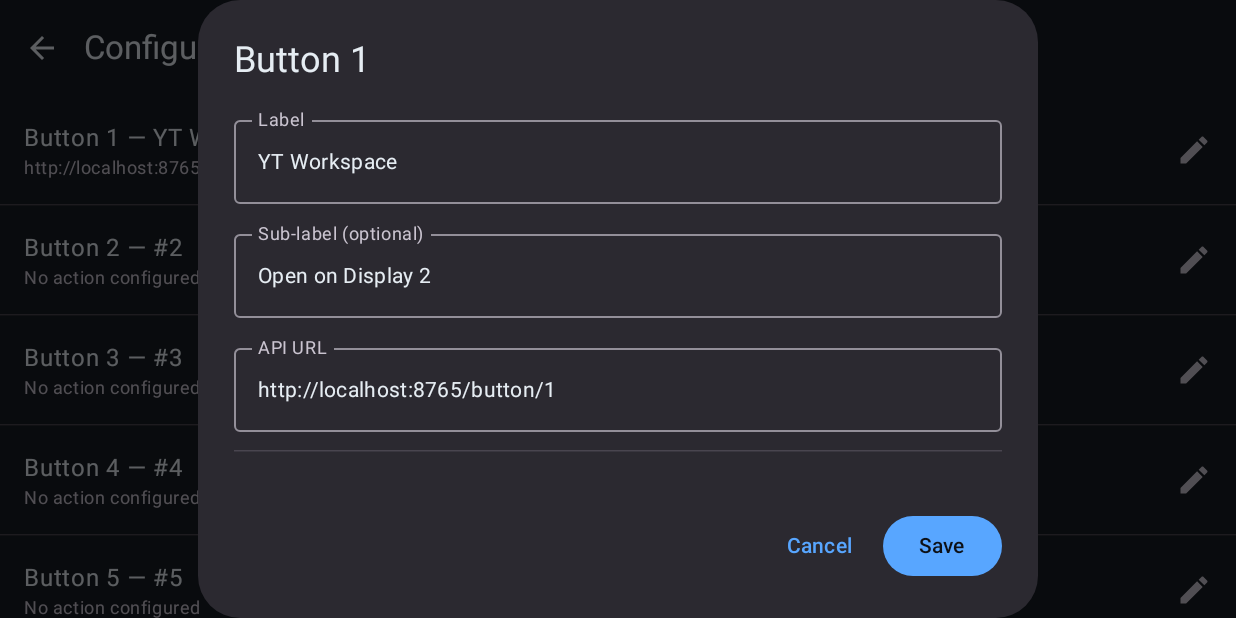
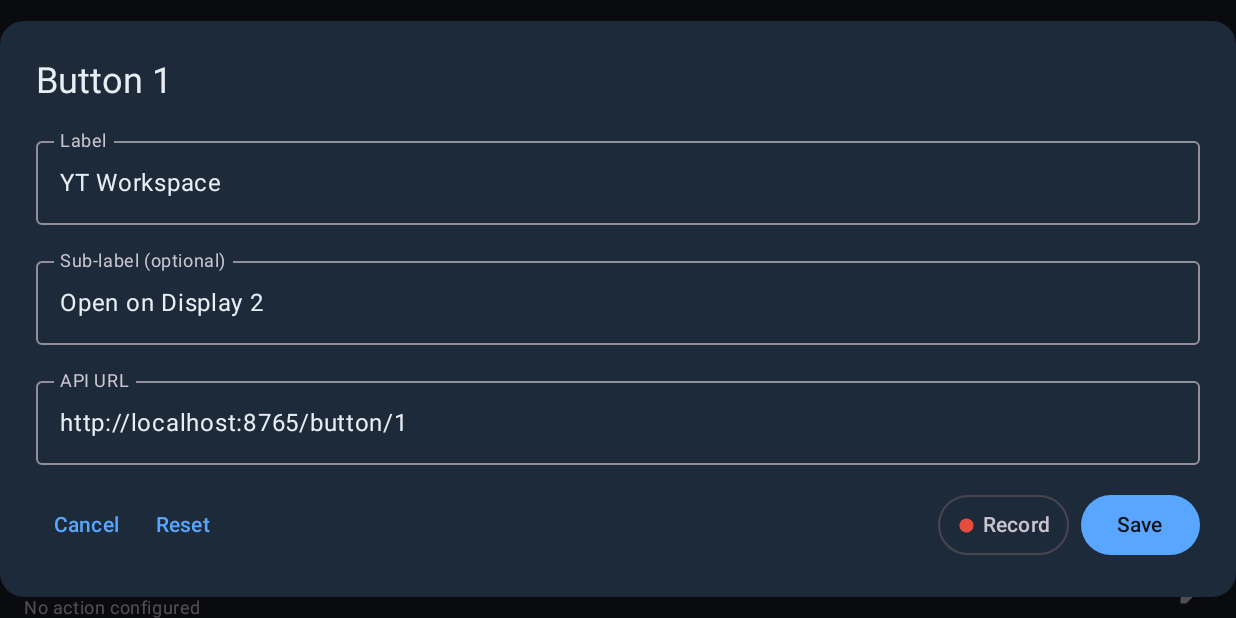
Before and after one commit to Diatoms-AI/myStreamDeck, an Android app built with Jetpack Compose: the screen it shows after launch (MainActivity), after a tap on an icon or button, on a phone screen of 824 x 412 dp (held sideways). Run offline under Robolectric (Android 15) with nearby library versions, the phone set to English and light mode, and no system bars; 1 other tap on this screen came first.

Commit message:
Add macro recorder UI to settings dialog and tray recording status
Settings dialog (MacroConfigScreen):
- Replace AlertDialog with custom Dialog for full 4-button layout
- Cancel / Reset / Record / Save buttons in edit mode
- Record starts session; dialog switches to blinking indicator + Done
- Done auto-saves button (URL set to server endpoint) and closes dialog
- Reset clears label/subLabel/apiUrl to defaults

Tray (tray.pyw):
- Add UTF-8 encoding declaration (fixes crash on Unicode tooltip chars)
- Remove button submenu and Stop Recording item — phone owns recording
- Add single Record status item: greyed when idle, lit when phone records
- Poll /record/status every 3s in _watch thread to sync with phone
- Call icon.update_menu() in _refresh() so Win32 menu actually rebuilds

Also includes button15.json (recorded macro — virtual desktop switching
unreliable in replay; button15.ps1 PS1 script to follow next session)

Co-Authored-By: Claude Sonnet 4.6 <noreply@anthropic.com>

```diff
--- a/app/src/main/java/com/diatoms/mystreamdeck/ui/MacroConfigScreen.kt
+++ b/app/src/main/java/com/diatoms/mystreamdeck/ui/MacroConfigScreen.kt
@@ -20,9 +20,8 @@ import androidx.compose.ui.Alignment
 import androidx.compose.ui.Modifier
 import androidx.compose.ui.draw.clip
 import androidx.compose.ui.graphics.Color
-import androidx.compose.ui.text.font.FontWeight
 import androidx.compose.ui.unit.dp
-import androidx.compose.ui.unit.sp
+import androidx.compose.ui.window.Dialog
 import com.diatoms.mystreamdeck.model.MacroButton
 import kotlinx.coroutines.Dispatchers
 import kotlinx.coroutines.delay
@@ -33,7 +32,7 @@ import java.net.URL
 
 private const val SERVER = "http://localhost:8765"
 
-private enum class RecordState { IDLE, RECORDING, DONE }
+private enum class RecordState { IDLE, RECORDING }
 
 @OptIn(ExperimentalMaterial3Api::class)
 @Composable
@@ -91,13 +90,12 @@ private fun EditMacroDialog(
     onSave: (MacroButton) -> Unit,
     onDismiss: () -> Unit,
 ) {
-    var label    by remember { mutableStateOf(button.label) }
-    var subLabel by remember { mutableStateOf(button.subLabel ?: "") }
-    var apiUrl   by remember { mutableStateOf(button.apiUrl) }
-
-    var recordState  by remember { mutableStateOf(RecordState.IDLE) }
-    var eventCount   by remember { mutableStateOf(0) }
-    var statusMsg    by remember { mutableStateOf("") }
+    var label       by remember { mutableStateOf(button.label) }
+    var subLabel    by remember { mutableStateOf(button.subLabel ?: "") }
+    var apiUrl      by remember { mutableStateOf(button.apiUrl) }
+    var recordState by remember { mutableStateOf(RecordState.IDLE) }
+    var eventCount  by remember { mutableStateOf(0) }
+    var statusMsg   by remember { mutableStateOf("") }
     val scope = rememberCoroutineScope()
 
     // Poll /record/status every second while recording
@@ -143,15 +141,14 @@ private fun EditMacroDialog(
                 val conn = URL("$SERVER/record/stop").openConnection() as HttpURLConnection
                 conn.requestMethod = "POST"
                 conn.connectTimeout = 3000; conn.readTimeout = 3000
-                val body = conn.inputStream.bufferedReader().readText()
-                val count = Regex(""""eventCount"\s*:\s*(\d+)""")
-                    .find(body)?.groupValues?.get(1)?.toIntOrNull() ?: 0
+                conn.responseCode
                 withContext(Dispatchers.Main) {
-                    eventCount = count
-                    recordState = RecordState.DONE
-                    // Auto-set URL so button press triggers playback
-                    apiUrl = "$SERVER/button/${button.id}"
-                    statusMsg = "$count events recorded"
+                    // Auto-save: update the button's URL and close the dialog
+                    onSave(button.copy(
+                        label    = label.ifBlank { button.label },
+                        subLabel = subLabel.ifBlank { null },
+                        apiUrl   = "$SERVER/button/${button.id}"
+                    ))
                 }
             } catch (e: Exception) {
                 withContext(Dispatchers.Main) {
@@ -162,16 +159,51 @@ private fun EditMacroDialog(
         }
     }
 
-    AlertDialog(
-        onDismissRequest = {
+    fun resetFields() {
+        label       = "#${button.id}"
+        subLabel    = ""
+        apiUrl      = ""
+        recordState = RecordState.IDLE
+        statusMsg   = ""
+        eventCount  = 0
+    }
+
+    Dialog(onDismissRequest = {
         if (recordState == RecordState.RECORDING) stopRecording()
-            onDismiss()
-        },
-        title = { Text("Button ${button.id}") },
-        text = {
-            Column(verticalArrangement = Arrangement.spacedBy(12.dp)) {
+        else onDismiss()
+    }) {
+        Surface(
+            shape = MaterialTheme.shapes.large,
+            tonalElevation = 6.dp,
+            modifier = Modifier.fillMaxWidth()
+        ) {
+            Column(
+                modifier = Modifier.padding(24.dp),
+                verticalArrangement = Arrangement.spacedBy(16.dp)
+            ) {
+                Text("Button ${button.id}", style = MaterialTheme.typography.headlineSmall)
 
-                // ── Label fields ──────────────────────────────────────
+                if (recordState == RecordState.RECORDING) {
+                    // ── Recording mode ────────────────────────────────
+                    RecordingIndicator(eventCount = eventCount)
+
+                    Text(
+                        "Perform your actions on the PC.\nThis screen is not recorded.",
+                        style = MaterialTheme.typography.bodySmall,
+                        color = MaterialTheme.colorScheme.onSurfaceVariant
+                    )
+
+                    Button(
+                        onClick = ::stopRecording,
+                        modifier = Modifier.fillMaxWidth()
+                    ) {
+                        Icon(Icons.Default.Stop, null, modifier = Modifier.size(16.dp))
+                        Spacer(Modifier.width(6.dp))
+                        Text("Done")
+                    }
+
+                } else {
+                    // ── Edit mode ─────────────────────────────────────
                     OutlinedTextField(
                         value = label, onValueChange = { label = it },
                         label = { Text("Label") }, singleLine = true,
@@ -188,57 +220,40 @@ private fun EditMacroDialog(
                         modifier = Modifier.fillMaxWidth()
                     )
 
-                HorizontalDivider()
+                    if (statusMsg.isNotBlank()) {
+                        Text(
+                            statusMsg,
+                            style = MaterialTheme.typography.bodySmall,
+                            color = MaterialTheme.colorScheme.error
+                        )
+                    }
 
-                // ── Macro recorder ────────────────────────────────────
-                Text("Screen Macro Recorder", fontWeight = FontWeight.SemiBold, fontSize = 13.sp)
-
-                when (recordState) {
-                    RecordState.IDLE -> {
-                        Button(
-                            onClick = ::startRecording,
-                            colors = ButtonDefaults.buttonColors(containerColor = Color(0xFFE74C3C)),
+                    // Cancel · Reset · ——— · Record · Save
+                    Row(
+                        verticalAlignment = Alignment.CenterVertically,
                         modifier = Modifier.fillMaxWidth()
                     ) {
-                            Icon(Icons.Default.FiberManualRecord, null,
-                                modifier = Modifier.size(16.dp))
-                            Spacer(Modifier.width(6.dp))
-                            Text("Record Macro")
-                        }
-                        if (statusMsg.isNotBlank())
-                            Text(statusMsg, style = MaterialTheme.typography.bodySmall,
-                                color = MaterialTheme.colorScheme.onSurfaceVariant)
+                        TextButton(onClick = onDismiss) { Text("Cancel") }
+
+                        TextButton(onClick = ::resetFields) { Text("Reset") }
+
+                        Spacer(Modifier.weight(1f))
+
+                        OutlinedButton(
+                            onClick = ::startRecording,
+                            contentPadding = PaddingValues(horizontal = 12.dp, vertical = 8.dp)
+                        ) {
+                            Icon(
+                                Icons.Default.FiberManualRecord, null,
+                                modifier = Modifier.size(14.dp),
+                                tint = Color(0xFFE74C3C)
+                            )
+                            Spacer(Modifier.width(4.dp))
+                            Text("Record")
                         }
 
-                    RecordState.RECORDING -> {
-                        RecordingIndicator(eventCount = eventCount)
-                        Spacer(Modifier.height(4.dp))
-                        Button(
-                            onClick = ::stopRecording,
-                            colors = ButtonDefaults.buttonColors(containerColor = Color(0xFF555555)),
-                            modifier = Modifier.fillMaxWidth()
-                        ) {
-                            Icon(Icons.Default.Stop, null, modifier = Modifier.size(16.dp))
-                            Spacer(Modifier.width(6.dp))
-                            Text("Stop & Save")
-                        }
-                    }
+                        Spacer(Modifier.width(8.dp))
 
-                    RecordState.DONE -> {
-                        Text(
-                            "✓ $statusMsg — URL set to server",
-                            color = Color(0xFF2ECC71),
-                            style = MaterialTheme.typography.bodySmall
-                        )
-                        TextButton(
-                            onClick = { recordState = RecordState.IDLE; statusMsg = "" },
-                            modifier = Modifier.fillMaxWidth()
-                        ) { Text("Record Again") }
-                    }
-                }
-            }
-        },
-        confirmButton = {
                         Button(onClick = {
                             onSave(button.copy(
                                 label    = label.ifBlank { button.label },
@@ -246,14 +261,11 @@ private fun EditMacroDialog(
                                 apiUrl   = apiUrl.trim()
                             ))
                         }) { Text("Save") }
-        },
-        dismissButton = {
-            TextButton(onClick = {
-                if (recordState == RecordState.RECORDING) stopRecording()
-                onDismiss()
-            }) { Text("Cancel") }
                     }
-    )
+                }
+            }
+        }
+    }
 }
 
 @Composable
```
Also changed, not shown: 3 other files. Lines whose indentation alone changed are shown as unchanged.
